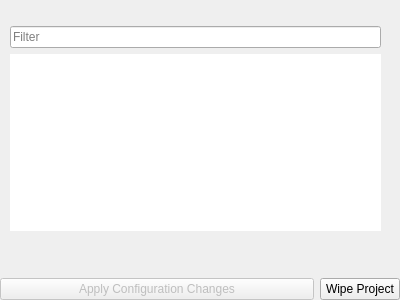
This is src/plugins/mesonprojectmanager/project/buildoptions/mesonbuildsettingswidget.ui in qt-creator/qt-creator as Qt 5 draws it before an edit. The edited form follows.
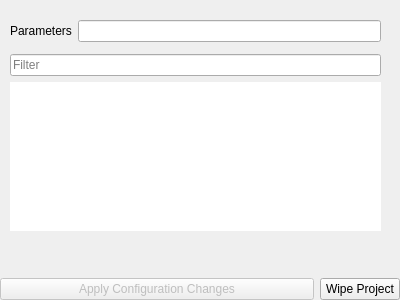
This is the edited form. Icons and pictures are not drawn. Custom widgets are drawn as their Qt base class.

Commit message:
Allow the user to add custom parameters to meson
Don't use QtCreator's autogenerated native-file if the user passed a
custom one or a cross-file.

Diff of the .ui file:
```diff
--- a/src/plugins/mesonprojectmanager/project/buildoptions/mesonbuildsettingswidget.ui
+++ b/src/plugins/mesonprojectmanager/project/buildoptions/mesonbuildsettingswidget.ui
@@ -83,6 +83,20 @@
        <property name="bottomMargin">
         <number>0</number>
        </property>
+       <item>
+        <layout class="QHBoxLayout" name="horizontalLayout">
+         <item>
+          <widget class="QLabel" name="label">
+           <property name="text">
+            <string>Parameters</string>
+           </property>
+          </widget>
+         </item>
+         <item>
+          <widget class="QLineEdit" name="parametersLineEdit"/>
+         </item>
+        </layout>
+       </item>
        <item>
         <widget class="QWidget" name="buildDirWidget" native="true"/>
        </item>
```
The commit also changes 5 other files.
